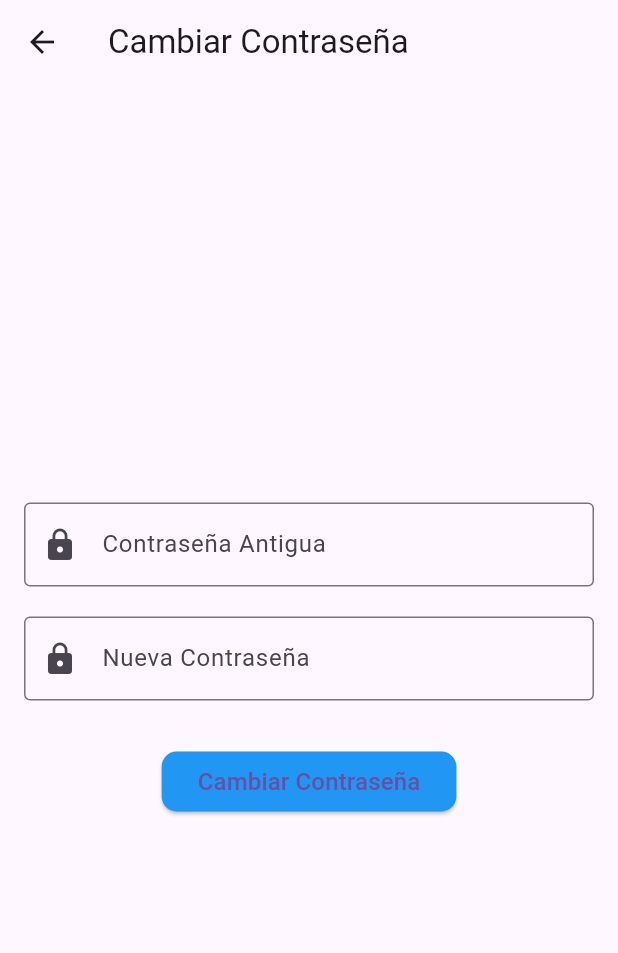
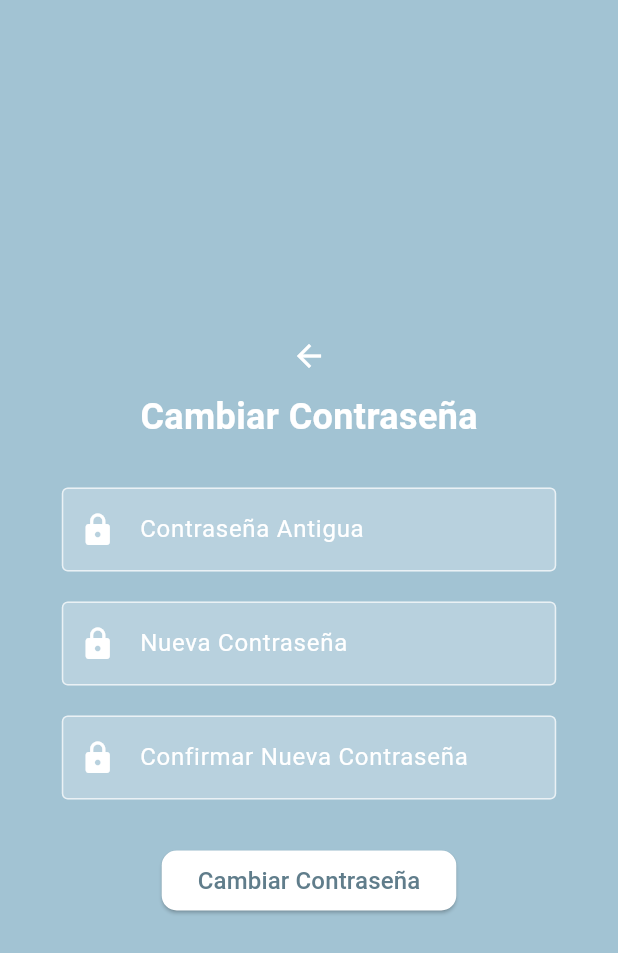
Before and after one commit to Epixit0/Se-as, a Flutter app: the screen it shows once a user with an empty profile is signed in, item 3 of the bottom bar chosen, after a tap on "Cambiar Contraseña", on a phone screen of 412 x 824 dp. Shown: the top 953 px of the screen. Run offline on Flutter 3.47's test engine with Material 3 defaults, Android fonts, the light colour scheme and no system bars; our stand-ins replace cloud_firestore, firebase_auth, firebase_core; accounts and stored records are empty.

Commit message:
Cambios en el apartado de perfil y cambiar contrasñea

```diff
--- a/lib/screens/forgot_password.dart
+++ b/lib/screens/forgot_password.dart
@@ -14,52 +14,54 @@ class _ChangePasswordScreenState extends State<ChangePasswordScreen> {
   final _firestore = FirebaseFirestore.instance;
   String _oldPassword = '';
   String _newPassword = '';
+  String _newPasswordConfirmation = '';
 
   @override
   Widget build(BuildContext context) {
     return Scaffold(
-      appBar: AppBar(
-        title: const Text('Cambiar Contraseña'),
-      ),
-      body: Padding(
-        padding: const EdgeInsets.all(16.0),
+      backgroundColor: Color.fromARGB(255, 162, 195, 211),
+      body: Center(
+        child: Container(
+          width: MediaQuery.of(context).size.width * 0.8,
           child: Column(
             mainAxisAlignment: MainAxisAlignment.center,
             children: [
-            TextFormField(
-              onChanged: (value) {
-                _oldPassword = value;
+              IconButton(
+                icon: Icon(Icons.arrow_back, color: Colors.white),
+                onPressed: () {
+                  Navigator.pop(context);
                 },
-              obscureText: true,
-              decoration: InputDecoration(
-                labelText: 'Contraseña Antigua',
-                border: OutlineInputBorder(),
-                prefixIcon: Icon(Icons.lock),
               ),
-            ),
-            const SizedBox(height: 20),
-            TextFormField(
-              onChanged: (value) {
-                _newPassword = value;
-              },
-              obscureText: true,
-              decoration: InputDecoration(
-                labelText: 'Nueva Contraseña',
-                border: OutlineInputBorder(),
-                prefixIcon: Icon(Icons.lock),
-              ),
+              const Text(
+                'Cambiar Contraseña',
+                style: TextStyle(
+                    fontSize: 24,
+                    fontWeight: FontWeight.bold,
+                    color: Colors.white),
               ),
               const SizedBox(height: 30),
+              _buildPasswordField(
+                  'Contraseña Antigua', (value) => _oldPassword = value),
+              const SizedBox(height: 20),
+              _buildPasswordField(
+                  'Nueva Contraseña', (value) => _newPassword = value),
+              const SizedBox(height: 20),
+              _buildPasswordField('Confirmar Nueva Contraseña',
+                  (value) => _newPasswordConfirmation = value),
+              const SizedBox(height: 30),
               ElevatedButton(
-              style: ElevatedButton.styleFrom(
-                backgroundColor: Colors.blue,
-                shape: RoundedRectangleBorder(
+                style: ButtonStyle(
+                  backgroundColor:
+                      MaterialStateProperty.all<Color>(Colors.white),
+                  foregroundColor:
+                      MaterialStateProperty.all<Color>(Colors.blueGrey),
+                  shape: MaterialStateProperty.all<RoundedRectangleBorder>(
+                    RoundedRectangleBorder(
                       borderRadius: BorderRadius.circular(10),
                     ),
                   ),
-              onPressed: () async {
-                await _changePassword();
-              },
+                ),
+                onPressed: _changePassword,
                 child: const Text(
                   'Cambiar Contraseña',
                   style: TextStyle(
@@ -70,10 +72,33 @@ class _ChangePasswordScreenState extends State<ChangePasswordScreen> {
             ],
           ),
         ),
+      ),
     );
   }
 
-  Future<void> _changePassword() async {
+  Widget _buildPasswordField(String label, Function(String) onChanged) {
+    return TextFormField(
+      onChanged: onChanged,
+      obscureText: true,
+      decoration: InputDecoration(
+        labelText: label,
+        labelStyle: TextStyle(color: Colors.white),
+        filled: true,
+        fillColor: Colors.white24,
+        border: OutlineInputBorder(),
+        enabledBorder: OutlineInputBorder(
+          borderSide: BorderSide(color: Colors.white70),
+        ),
+        focusedBorder: OutlineInputBorder(
+          borderSide: BorderSide(color: Colors.white),
+        ),
+        prefixIcon: Icon(Icons.lock, color: Colors.white),
+      ),
+    );
+  }
+
+  void _changePassword() async {
+    if (_newPassword == _newPasswordConfirmation) {
       try {
         AuthCredential credential = EmailAuthProvider.credential(
           email: _auth.currentUser!.email!,
@@ -125,6 +150,26 @@ class _ChangePasswordScreenState extends State<ChangePasswordScreen> {
         );
         print(e);
       }
+    } else {
+      showDialog(
+        context: context,
+        builder: (context) {
+          return AlertDialog(
+            title: const Text('Error'),
+            content: const Text(
+                'Las contraseñas nuevas no coinciden. Verifique e intente de nuevo.'),
+            actions: [
+              TextButton(
+                onPressed: () {
+                  Navigator.pop(context);
+                },
+                child: const Text('Aceptar'),
+              ),
+            ],
+          );
+        },
+      );
+    }
   }
 
   Future<void> _updatePasswordInFirestore(
--- a/lib/screens/perfin.dart
+++ b/lib/screens/perfin.dart
@@ -2,6 +2,7 @@ import 'package:flutter/material.dart';
 import 'package:firebase_auth/firebase_auth.dart';
 import 'package:cloud_firestore/cloud_firestore.dart';
 import 'package:first_app/screens/firstScreen.dart';
+import 'package:flutter/services.dart';
 import 'forgot_password.dart';
 
 class PerfilPage extends StatefulWidget {
@@ -41,19 +42,12 @@ class _PerfilPageState extends State<PerfilPage> {
 
   @override
   Widget build(BuildContext context) {
-    return Container(
-      decoration: BoxDecoration(
-        gradient: LinearGradient(
-          begin: Alignment.topRight,
-          end: Alignment.bottomLeft,
-          colors: [Colors.blue, Colors.red],
-        ),
-      ),
-      child: Scaffold(
-        backgroundColor: Colors.transparent,
+    return Scaffold(
+      backgroundColor: Colors.grey[200],
       appBar: AppBar(
         backgroundColor: Colors.transparent,
         elevation: 0,
+        systemOverlayStyle: SystemUiOverlayStyle.dark,
       ),
       body: SingleChildScrollView(
         child: Column(
@@ -61,37 +55,31 @@ class _PerfilPageState extends State<PerfilPage> {
           children: [
             Container(
               width: double.infinity,
-                height: 200,
-                margin: const EdgeInsets.fromLTRB(0, 0, 0, 10),
+              height: 170,
+              margin: const EdgeInsets.fromLTRB(28, 0, 28, 5),
               padding: const EdgeInsets.all(15),
               decoration: BoxDecoration(
-                  color: const Color.fromARGB(255, 1, 39, 57),
+                color: Colors.white,
                 borderRadius: BorderRadius.circular(20),
-                ),
-                child: Column(
-                  mainAxisAlignment: MainAxisAlignment.center,
-                  children: [
-                    Container(
-                      decoration: BoxDecoration(
-                        color: Colors.white,
-                        shape: BoxShape.circle,
                 boxShadow: [
                   BoxShadow(
-                            color: Colors.black.withOpacity(0.1),
+                    color: Colors.grey.withOpacity(0.3),
                     spreadRadius: 5,
                     blurRadius: 7,
                     offset: Offset(0, 3),
                   ),
                 ],
               ),
-                      child: CircleAvatar(
-                        radius: 50,
+              child: Column(
+                mainAxisAlignment: MainAxisAlignment.center,
+                children: [
+                  CircleAvatar(
+                    radius: 35,
                     backgroundColor: Colors.white,
                     child: const Icon(
                       Icons.account_circle_outlined,
                       size: 70,
-                          color: Colors.blue,
-                        ),
+                      color: Colors.grey,
                     ),
                   ),
                   const SizedBox(
@@ -100,8 +88,8 @@ class _PerfilPageState extends State<PerfilPage> {
                   Text(
                     _nombre,
                     style: const TextStyle(
-                        color: Colors.white,
-                        fontSize: 18,
+                      color: Colors.black,
+                      fontSize: 16,
                       fontWeight: FontWeight.w700,
                     ),
                   ),
@@ -111,15 +99,15 @@ class _PerfilPageState extends State<PerfilPage> {
                   Text(
                     _correo,
                     style: const TextStyle(
-                        color: Colors.white,
-                        fontSize: 14,
+                      color: Colors.grey,
+                      fontSize: 12,
                     ),
                   ),
                 ],
               ),
             ),
             const SizedBox(height: 20),
-              FloatingActionButton.extended(
+            ElevatedButton.icon(
               onPressed: () {
                 Navigator.push(
                   context,
@@ -128,21 +116,30 @@ class _PerfilPageState extends State<PerfilPage> {
                   ),
                 );
               },
+              icon: const Icon(Icons.lock_open, color: Colors.white),
               label: const Text('Cambiar Contraseña'),
-                icon: const Icon(Icons.lock_open),
-                backgroundColor: Colors.green,
+              style: ElevatedButton.styleFrom(
+                backgroundColor: const Color.fromARGB(255, 91, 175, 243),
+                shape: RoundedRectangleBorder(
+                  borderRadius: BorderRadius.circular(20),
+                ),
+              ),
             ),
             const SizedBox(height: 20),
-              FloatingActionButton.extended(
+            ElevatedButton.icon(
               onPressed: () {
                 signOut();
               },
+              icon: const Icon(Icons.exit_to_app, color: Colors.white),
               label: const Text('Cerrar Sesión'),
-                icon: const Icon(Icons.exit_to_app),
-                backgroundColor: Colors.red,
+              style: ElevatedButton.styleFrom(
+                backgroundColor: Color.fromARGB(255, 255, 124, 115),
+                shape: RoundedRectangleBorder(
+                  borderRadius: BorderRadius.circular(20),
+                ),
+              ),
             ),
           ],
-          ),
         ),
       ),
     );
```
Also changed, not shown: 11 other files. Lines whose indentation alone changed are shown as unchanged.
